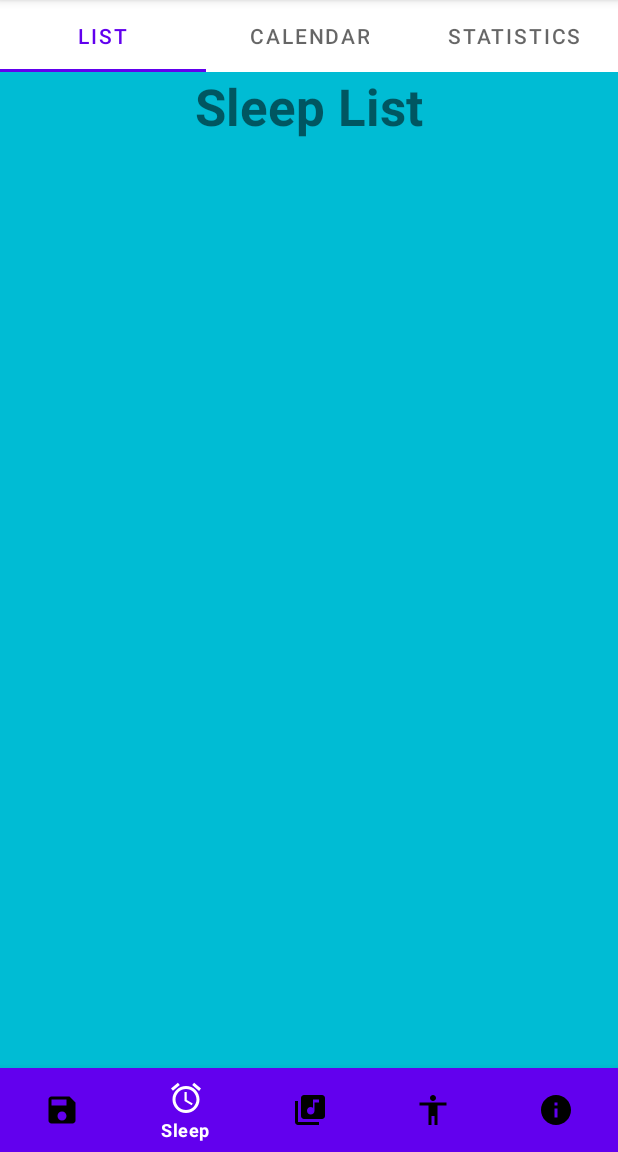
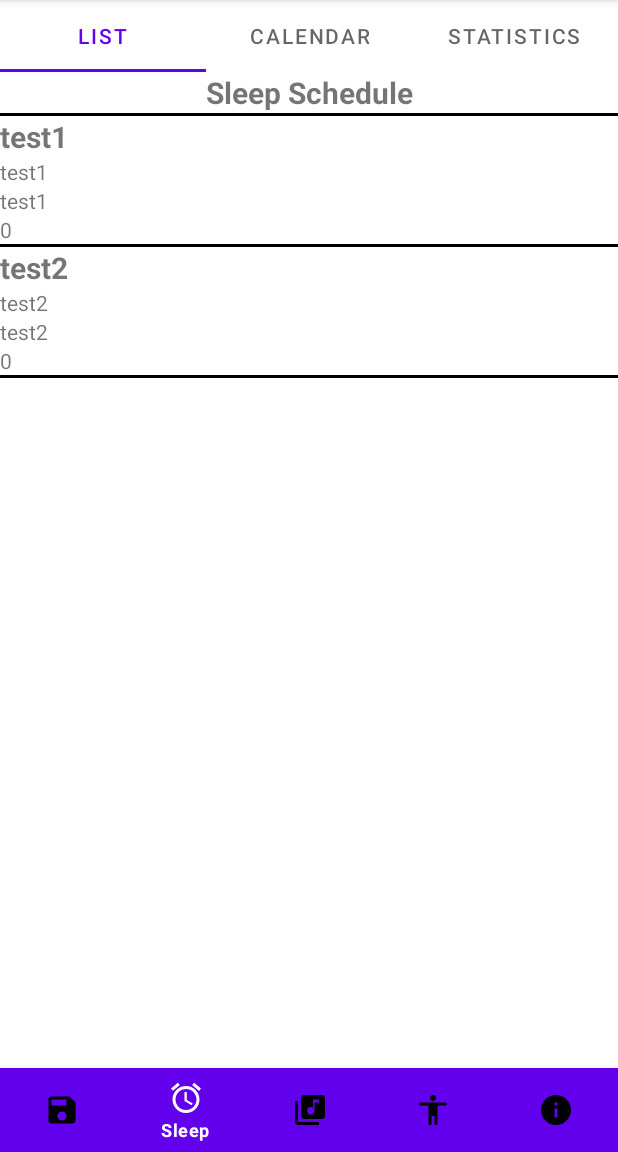
Before and after one commit to TanFlamer/Android-Health-App, an Android app: the screen it shows after launch (MainActivity), item 2 of the bottom bar chosen, on a phone screen of 412 x 824 dp, the part 84-1236 px from its top. Run offline under Robolectric (Android 15) with nearby library versions, the light colour scheme and no system bars.

Commit message:
RecyclerView added

```diff
--- /dev/null
+++ b/MyAppV2/app/src/main/java/com/example/myappv2/recyclers/SleepRecyclerAdapter.java
@@ -0,0 +1,42 @@
+package com.example.myappv2.recyclers;
+
+import android.content.Context;
+import android.view.LayoutInflater;
+import android.view.ViewGroup;
+
+import androidx.annotation.NonNull;
+import androidx.recyclerview.widget.RecyclerView;
+
+import com.example.myappv2.R;
+
+import java.util.List;
+
+public class SleepRecyclerAdapter extends RecyclerView.Adapter<SleepRecyclerHolder> {
+
+    Context context;
+    List<SleepRecyclerItem> items;
+
+    public SleepRecyclerAdapter(Context context, List<SleepRecyclerItem> items){
+        this.context = context;
+        this.items = items;
+    }
+
+    @NonNull
+    @Override
+    public SleepRecyclerHolder onCreateViewHolder(@NonNull ViewGroup parent, int viewType) {
+        return new SleepRecyclerHolder(LayoutInflater.from(context).inflate(R.layout.sleep_recycler_item, parent,false));
+    }
+
+    @Override
+    public void onBindViewHolder(@NonNull SleepRecyclerHolder holder, int position) {
+        holder.dateView.setText(items.get(position).getDate());
+        holder.sleepView.setText(items.get(position).getSleepTime());
+        holder.wakeView.setText(items.get(position).getWakeTime());
+        holder.durationView.setText(String.valueOf(items.get(position).getSleepDuration()));
+    }
+
+    @Override
+    public int getItemCount() {
+        return items.size();
+    }
+}
--- /dev/null
+++ b/MyAppV2/app/src/main/java/com/example/myappv2/recyclers/SleepRecyclerHolder.java
@@ -0,0 +1,22 @@
+package com.example.myappv2.recyclers;
+
+import android.view.View;
+import android.widget.TextView;
+
+import androidx.annotation.NonNull;
+import androidx.recyclerview.widget.RecyclerView;
+
+import com.example.myappv2.R;
+
+public class SleepRecyclerHolder extends RecyclerView.ViewHolder {
+
+    TextView dateView, sleepView, wakeView, durationView;
+
+    public SleepRecyclerHolder(@NonNull View itemView) {
+        super(itemView);
+        dateView = itemView.findViewById(R.id.sleepDate);
+        sleepView = itemView.findViewById(R.id.sleepTime);
+        wakeView = itemView.findViewById(R.id.wakeTime);
+        durationView = itemView.findViewById(R.id.sleepDuration);
+    }
+}
--- /dev/null
+++ b/MyAppV2/app/src/main/java/com/example/myappv2/recyclers/SleepRecyclerItem.java
@@ -0,0 +1,50 @@
+package com.example.myappv2.recyclers;
+
+import java.util.Date;
+
+public class SleepRecyclerItem {
+
+    public String getDate() {
+        return date;
+    }
+
+    public void setDate(String date) {
+        this.date = date;
+    }
+
+    public String getSleepTime() {
+        return sleepTime;
+    }
+
+    public void setSleepTime(String sleepTime) {
+        this.sleepTime = sleepTime;
+    }
+
+    public String getWakeTime() {
+        return wakeTime;
+    }
+
+    public void setWakeTime(String wakeTime) {
+        this.wakeTime = wakeTime;
+    }
+
+    public int getSleepDuration() {
+        return sleepDuration;
+    }
+
+    public void setSleepDuration(int sleepDuration) {
+        this.sleepDuration = sleepDuration;
+    }
+
+    String date;
+    String sleepTime;
+    String wakeTime;
+    int sleepDuration;
+
+    public SleepRecyclerItem(String date, String sleepTime, String wakeTime, int sleepDuration){
+        this.date = date;
+        this.sleepTime = sleepTime;
+        this.wakeTime = wakeTime;
+        this.sleepDuration = sleepDuration;
+    }
+}
--- a/MyAppV2/app/src/main/java/com/example/myappv2/subfragments/sleep/SleepCalendar.java
+++ b/MyAppV2/app/src/main/java/com/example/myappv2/subfragments/sleep/SleepCalendar.java
@@ -10,12 +10,14 @@ import androidx.fragment.app.Fragment;
 import android.view.LayoutInflater;
 import android.view.View;
 import android.view.ViewGroup;
+import android.widget.Button;
 import android.widget.CalendarView;
 import android.widget.ListView;
 import android.widget.Toast;
 
 import com.example.myappv2.MainActivity;
 import com.example.myappv2.R;
+import com.example.myappv2.customdialogs.SleepDialogEditFragment;
 import com.example.myappv2.customdialogs.SleepDialogFragment;
 import com.example.myappv2.mainfragments.Sleep;
 
@@ -76,9 +78,11 @@ public class SleepCalendar extends Fragment {
     @Override
     public void onViewCreated(@NonNull View view, @Nullable Bundle savedInstanceState) {
         super.onViewCreated(view, savedInstanceState);
+
         CalendarView calendarView = (CalendarView) requireView().findViewById(R.id.calendarSleep);
         calendarView.setOnDateChangeListener((calendarView1, i, i1, i2) -> {
-            SleepDialogFragment sleepDialog = new SleepDialogFragment(i, i1, i2);
+            SleepDialogFragment sleepDialog = new SleepDialogFragment();
+            sleepDialog.setSleepDialog(sleepDialog);
             sleepDialog.show(getChildFragmentManager(), "sleepDialog");
         });
     }
--- a/MyAppV2/app/src/main/java/com/example/myappv2/subfragments/sleep/SleepList.java
+++ b/MyAppV2/app/src/main/java/com/example/myappv2/subfragments/sleep/SleepList.java
@@ -2,13 +2,22 @@ package com.example.myappv2.subfragments.sleep;
 
 import android.os.Bundle;
 
+import androidx.annotation.NonNull;
+import androidx.annotation.Nullable;
 import androidx.fragment.app.Fragment;
+import androidx.recyclerview.widget.LinearLayoutManager;
+import androidx.recyclerview.widget.RecyclerView;
 
 import android.view.LayoutInflater;
 import android.view.View;
 import android.view.ViewGroup;
 
 import com.example.myappv2.R;
+import com.example.myappv2.recyclers.SleepRecyclerAdapter;
+import com.example.myappv2.recyclers.SleepRecyclerItem;
+
+import java.util.ArrayList;
+import java.util.List;
 
 /**
  * A simple {@link Fragment} subclass.
@@ -63,4 +72,16 @@ public class SleepList extends Fragment {
         // Inflate the layout for this fragment
         return inflater.inflate(R.layout.fragment_sleep_list, container, false);
     }
+
+    @Override
+    public void onViewCreated(@NonNull View view, @Nullable Bundle savedInstanceState) {
+        super.onViewCreated(view, savedInstanceState);
+
+        RecyclerView recyclerView = requireView().findViewById(R.id.sleepRecycler);
+        List<SleepRecyclerItem> items = new ArrayList<>();
+        items.add(new SleepRecyclerItem("test1","test1","test1", 0));
+        items.add(new SleepRecyclerItem("test2","test2","test2", 0));
+        recyclerView.setAdapter(new SleepRecyclerAdapter(getContext(), items));
+        recyclerView.setLayoutManager(new LinearLayoutManager(getContext()));
+    }
 }
--- a/MyAppV2/app/src/main/res/layout/fragment_sleep_list.xml
+++ b/MyAppV2/app/src/main/res/layout/fragment_sleep_list.xml
@@ -1,19 +1,28 @@
 <?xml version="1.0" encoding="utf-8"?>
-<FrameLayout xmlns:android="http://schemas.android.com/apk/res/android"
+<LinearLayout xmlns:android="http://schemas.android.com/apk/res/android"
     xmlns:tools="http://schemas.android.com/tools"
     android:layout_width="match_parent"
     android:layout_height="match_parent"
+    android:orientation="vertical"
     tools:context=".subfragments.sleep.SleepList">
 
-    <!-- TODO: Update blank fragment layout -->
     <TextView
-        android:id="@+id/fragmentPlaylists"
+        android:id="@+id/textView2"
         android:layout_width="match_parent"
-        android:layout_height="match_parent"
-        android:background="#00BCD4"
-        android:text="Sleep List"
+        android:layout_height="wrap_content"
+        android:text="Sleep Schedule"
         android:textAlignment="center"
-        android:textSize="34sp"
+        android:textSize="20sp"
         android:textStyle="bold" />
 
-</FrameLayout>
+    <LinearLayout
+        android:layout_width="match_parent"
+        android:layout_height="2dp"
+        android:background="#000000"
+        android:orientation="vertical"></LinearLayout>
+
+    <androidx.recyclerview.widget.RecyclerView
+        android:id="@+id/sleepRecycler"
+        android:layout_width="match_parent"
+        android:layout_height="match_parent" />
+</LinearLayout>
--- /dev/null
+++ b/MyAppV2/app/src/main/res/layout/sleep_recycler_item.xml
@@ -0,0 +1,38 @@
+<?xml version="1.0" encoding="utf-8"?>
+<LinearLayout xmlns:android="http://schemas.android.com/apk/res/android"
+    android:layout_width="match_parent"
+    android:layout_height="wrap_content"
+    android:orientation="vertical">
+
+    <TextView
+        android:id="@+id/sleepDate"
+        android:layout_width="match_parent"
+        android:layout_height="wrap_content"
+        android:text="Date"
+        android:textSize="20sp"
+        android:textStyle="bold" />
+
+    <TextView
+        android:id="@+id/sleepTime"
+        android:layout_width="match_parent"
+        android:layout_height="wrap_content"
+        android:text="Sleep Time" />
+
+    <TextView
+        android:id="@+id/wakeTime"
+        android:layout_width="match_parent"
+        android:layout_height="wrap_content"
+        android:text="Wake Time" />
+
+    <TextView
+        android:id="@+id/sleepDuration"
+        android:layout_width="match_parent"
+        android:layout_height="wrap_content"
+        android:text="Sleep Duration" />
+
+    <LinearLayout
+        android:layout_width="match_parent"
+        android:layout_height="2dp"
+        android:background="#000000"
+        android:orientation="vertical"></LinearLayout>
+</LinearLayout>
```
Also changed, not shown: MyAppV2/app/src/main/java/com/example/myappv2/customdialogs/SleepDialogDeleteFragment.java (added, +43 -0 lines), MyAppV2/app/src/main/java/com/example/myappv2/customdialogs/SleepDialogEditFragment.java (added, +73 -0 lines), MyAppV2/app/src/main/java/com/example/myappv2/customdialogs/SleepDialogFragment.java (+18 -7 lines), MyAppV2/app/src/main/java/com/example/myappv2/mainfragments/Sleep.java (+3 -8 lines), MyAppV2/app/src/main/res/layout/fragment_sleep_dialog_delete.xml (added, +46 -0 lines), MyAppV2/app/src/main/res/layout/fragment_sleep_dialog_edit.xml (added, +117 -0 lines).
